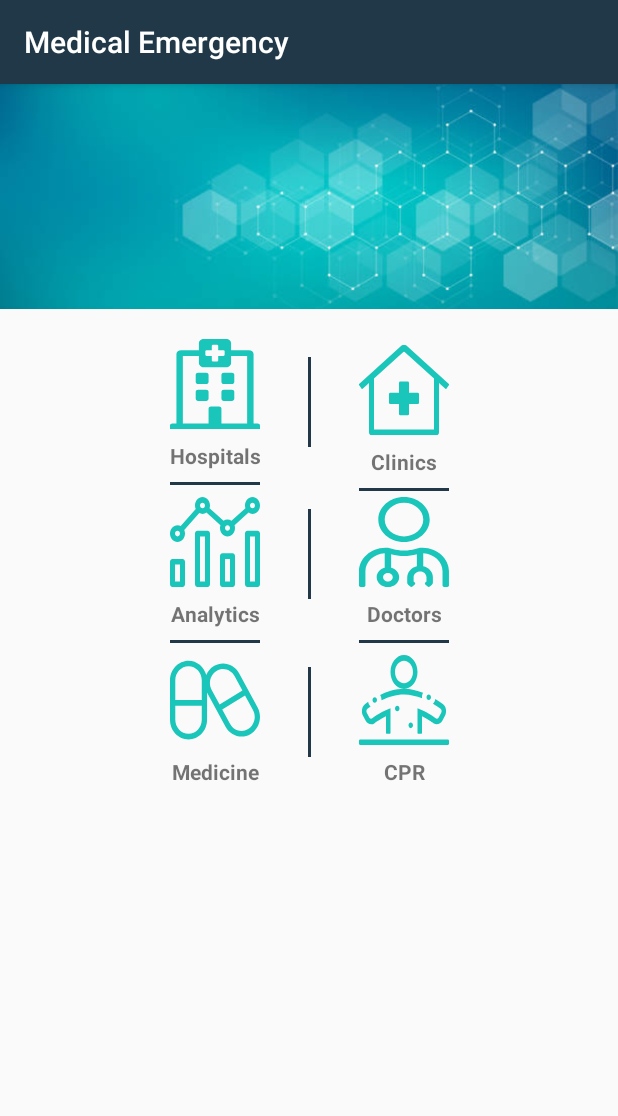
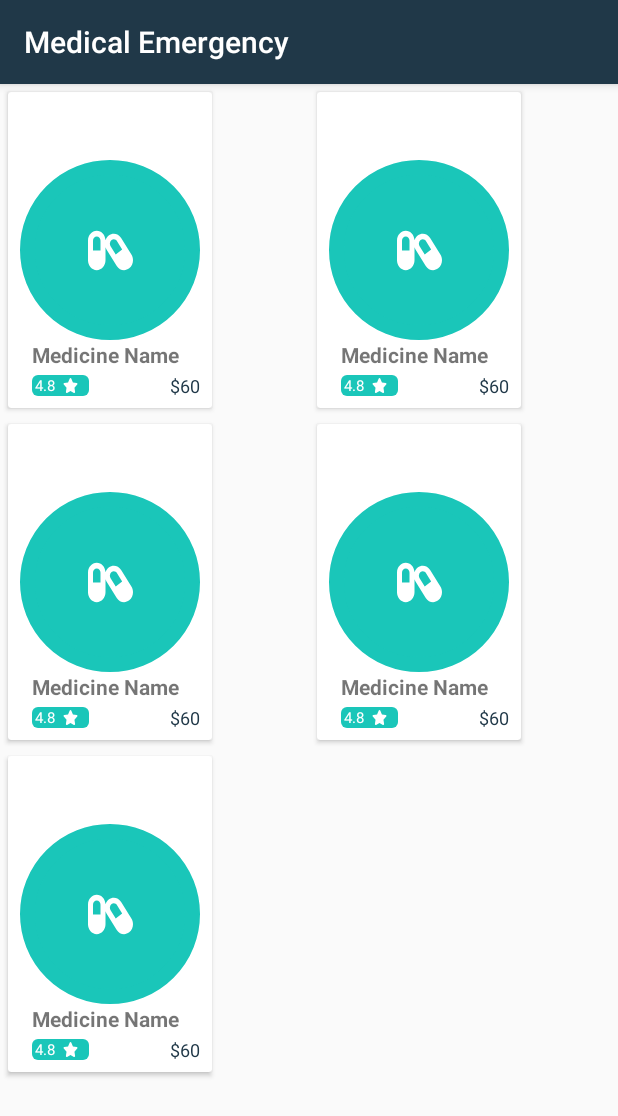
Before and after one commit to Hatemido/Medical-Emergency, an Android app: the screen it shows after launch (HomeActivity before the commit, MedicineActivity after it), after a tap on an icon or button, on a phone screen of 412 x 824 dp. Shown: the top 1116 px of the screen. Run offline under Robolectric (Android 15) with nearby library versions, the light colour scheme and no system bars; our stand-ins replace ButterKnife.

Commit message:
// Medicine Row Edited

```diff
--- a/app/src/main/java/com/example/mido/medicalemergency/HomeActivity.java
+++ b/app/src/main/java/com/example/mido/medicalemergency/HomeActivity.java
@@ -6,6 +6,7 @@ import android.support.v7.app.AppCompatActivity;
 import android.support.v7.widget.Toolbar;
 
 import com.example.mido.medicalemergency.Doctors.DoctorsActivity;
+import com.example.mido.medicalemergency.Medicines.MedicineActivity;
 import com.example.mido.medicalemergency.Slider.CPRActivity;
 
 import butterknife.ButterKnife;
@@ -57,6 +58,8 @@ public class HomeActivity extends AppCompatActivity {
 
     @OnClick(R.id.medicineImageView)
     void onMedicineClicked() {
+        Intent intent = new Intent(this, MedicineActivity.class);
+        startActivity(intent);
     }
 
 
--- a/app/src/main/java/com/example/mido/medicalemergency/Medicines/MedicineActivity.java
+++ b/app/src/main/java/com/example/mido/medicalemergency/Medicines/MedicineActivity.java
@@ -2,6 +2,7 @@ package com.example.mido.medicalemergency.Medicines;
 
 import android.support.v7.app.AppCompatActivity;
 import android.os.Bundle;
+import android.support.v7.widget.GridLayoutManager;
 import android.support.v7.widget.LinearLayoutManager;
 import android.support.v7.widget.RecyclerView;
 
@@ -11,6 +12,7 @@ import java.util.ArrayList;
 import java.util.List;
 
 import butterknife.BindView;
+import butterknife.ButterKnife;
 
 public class MedicineActivity extends AppCompatActivity implements MedicineAdapter.OnMedicineClickListener {
 
@@ -23,6 +25,7 @@ public class MedicineActivity extends AppCompatActivity implements MedicineAdapt
     protected void onCreate(Bundle savedInstanceState) {
         super.onCreate(savedInstanceState);
         setContentView(R.layout.activity_medicine);
+        ButterKnife.bind(this);
         medicineList = new ArrayList<>();
         medicineList.add(new Medicine());
         medicineList.add(new Medicine());
@@ -37,7 +40,7 @@ public class MedicineActivity extends AppCompatActivity implements MedicineAdapt
     void setMedicineRecyclerView(){
         MedicineAdapter adapter = new MedicineAdapter(this, medicineList, this);
         medicineRecyclerView.setAdapter(adapter);
-        medicineRecyclerView.setLayoutManager(new LinearLayoutManager(this));
+        medicineRecyclerView.setLayoutManager(new GridLayoutManager(this,2));
     }
 
     @Override
--- a/app/src/main/res/layout/medicine_row.xml
+++ b/app/src/main/res/layout/medicine_row.xml
@@ -84,7 +84,7 @@
             android:layout_height="wrap_content"
             android:layout_marginEnd="8dp"
             android:text="$60"
-            android:textColor="@android:color/red"
+            android:textColor="@color/colorPrimary"
             android:textSize="12sp"
             app:layout_constraintBottom_toBottomOf="@+id/linearLayout"
             app:layout_constraintEnd_toEndOf="parent"
```
